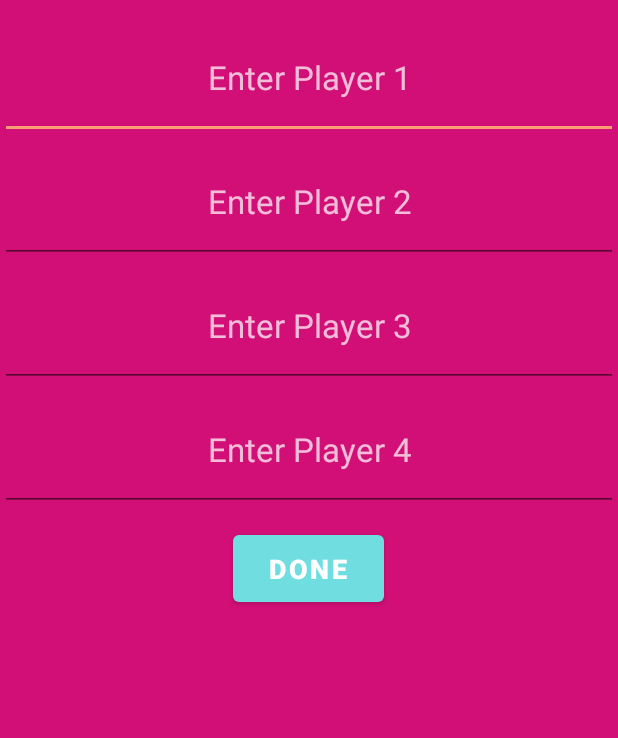
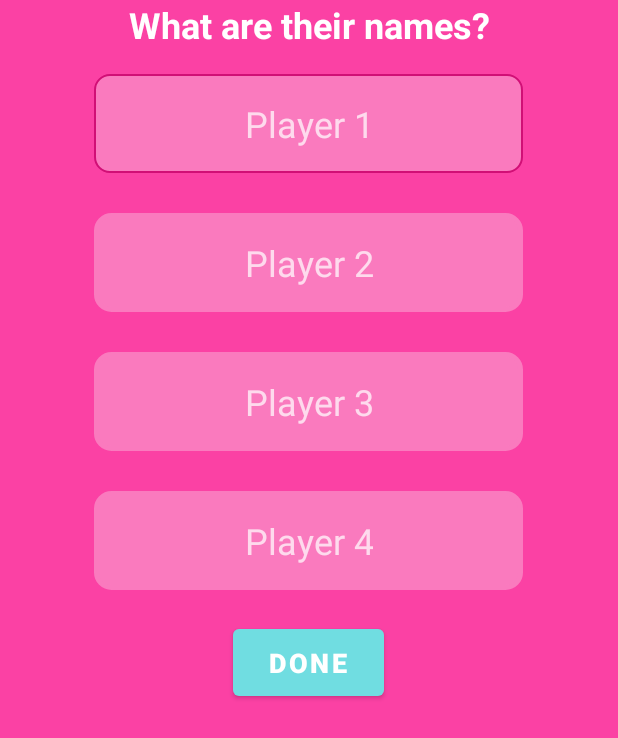
Before and after one commit to ashley-kuipers/ScoreKeep, an Android app: the fragment Frag_LocalEnterPlayerNames shown on its own in the app's theme, on a phone screen of 412 x 824 dp. Shown: the top 738 px of the screen. Run offline under Robolectric (Android 15) with nearby library versions, the phone set to English and light mode, and no system bars.

Commit message:
modified default editText appearance

```diff
--- a/app/src/main/java/com/example/cardscorecalculator/EndGame.java
+++ b/app/src/main/java/com/example/cardscorecalculator/EndGame.java
@@ -77,8 +77,7 @@ public class EndGame extends AppCompatActivity {
         b_playAgain.setOnClickListener(new View.OnClickListener() {
             @Override
             public void onClick(View view) {
-                ScoreKeepModeActivity ma = new ScoreKeepModeActivity();
-                Intent in = new Intent(context, ScoreKeepModeActivity.class);
+                Intent in = new Intent(context, MainActivity.class);
                 startActivity(in);
             }
         });
--- a/app/src/main/java/com/example/cardscorecalculator/Frag_LocalEnterPlayerNames.java
+++ b/app/src/main/java/com/example/cardscorecalculator/Frag_LocalEnterPlayerNames.java
@@ -55,11 +55,14 @@ public class Frag_LocalEnterPlayerNames extends Fragment {
         }
 
         for(int i=0; i < numPlayers; i++){
-            EditText editText = new EditText(context, null, 0, R.style.et);
-            editText.setHint("Enter Player " + (i + 1));
-            editText.setTextSize(22);
-            editText.setPadding(20, 40, 20, 40);
+            EditText editText = new EditText(context, null, 0, R.style.et_filled);
+            editText.setHint("Player " + (i + 1));
+            editText.setPadding(150, 25, 150, 25);
             editText.setInputType(InputType.TYPE_TEXT_FLAG_CAP_WORDS);
+            LinearLayout.LayoutParams lp = new LinearLayout.LayoutParams(LinearLayout.LayoutParams.WRAP_CONTENT, LinearLayout.LayoutParams.WRAP_CONTENT);
+            lp.setMargins(0, 10, 0, 30);
+            editText.setLayoutParams(lp);
+
             layout_enterNames.addView(editText);
             inputs.add(editText);
         }
--- a/app/src/main/java/com/example/cardscorecalculator/LocalScoreboard.java
+++ b/app/src/main/java/com/example/cardscorecalculator/LocalScoreboard.java
@@ -82,7 +82,11 @@ public class LocalScoreboard extends AppCompatActivity {
 
             //editText where user enters score
             EditText et = new EditText(context, null, 0, R.style.et_scores);
+            if (i % 2 == 0) {
+                et.setBackground(getResources().getDrawable(R.drawable.et_selector_opposite));
+            }
             et.setHint(R.string.et_newScore);
+            lp.setMargins(20, 20, 20, 20);
             et.setLayoutParams(lp);
             et.setInputType(InputType.TYPE_CLASS_NUMBER | InputType.TYPE_NUMBER_FLAG_SIGNED);
             tr.addView(et);
--- a/app/src/main/java/com/example/cardscorecalculator/MainActivity.java
+++ b/app/src/main/java/com/example/cardscorecalculator/MainActivity.java
@@ -36,7 +36,7 @@ public class MainActivity extends AppCompatActivity {
         b_timer.setOnClickListener(new View.OnClickListener() {
             @Override
             public void onClick(View view) {
-                Intent in = new Intent(MainActivity.this, ScoreKeepModeActivity.class);
+                Intent in = new Intent(MainActivity.this, TimerActivity.class);
                 startActivity(in);
             }
         });
--- /dev/null
+++ b/app/src/main/res/drawable-v24/rounded_corners_et.xml
@@ -0,0 +1,7 @@
+<?xml version="1.0" encoding="utf-8"?>
+<shape xmlns:android="http://schemas.android.com/apk/res/android" android:shape="rectangle" >
+    <solid android:color="@color/pink_light" />
+    <stroke android:width="3dip" android:color="@color/pink_light"/>
+    <padding android:bottom="10dp" android:left="20dp" android:right="20dp" android:top="10dp"/>
+    <corners android:radius="10dp"/>
+</shape>
--- /dev/null
+++ b/app/src/main/res/drawable-v24/rounded_corners_et_focused.xml
@@ -0,0 +1,7 @@
+<?xml version="1.0" encoding="utf-8"?>
+<shape xmlns:android="http://schemas.android.com/apk/res/android" android:shape="rectangle" >
+    <solid android:color="@color/pink_light" />
+    <stroke android:width="1dip" android:color="@color/pink_dark"/>
+    <padding android:bottom="10dp" android:left="20dp" android:right="20dp" android:top="10dp"/>
+    <corners android:radius="10dp"/>
+</shape>
--- /dev/null
+++ b/app/src/main/res/drawable/et_selector.xml
@@ -0,0 +1,5 @@
+<?xml version="1.0" encoding="utf-8"?>
+<selector xmlns:android="http://schemas.android.com/apk/res/android">
+    <item android:state_enabled="true" android:state_focused="true" android:drawable="@drawable/rounded_corners_et_focused" />
+    <item android:drawable="@drawable/rounded_corners_et" />
+</selector>
--- /dev/null
+++ b/app/src/main/res/drawable/et_selector_opposite.xml
@@ -0,0 +1,5 @@
+<?xml version="1.0" encoding="utf-8"?>
+<selector xmlns:android="http://schemas.android.com/apk/res/android">
+    <item android:state_enabled="true" android:state_focused="true" android:drawable="@drawable/rounded_corners_et_focused_light" />
+    <item android:drawable="@drawable/rounded_corners_et_focused" />
+</selector>
--- a/app/src/main/res/layout/activity_local_setup.xml
+++ b/app/src/main/res/layout/activity_local_setup.xml
@@ -35,18 +35,17 @@
 
             <EditText
                 android:id="@+id/et_numPlayers"
-                style="@style/et"
                 android:layout_width="0dp"
                 android:layout_height="wrap_content"
                 android:layout_marginBottom="20dp"
                 android:layout_weight="2"
+                android:autofillHints=""
                 android:ems="10"
                 android:hint="@string/e_numPlayers"
                 android:inputType="numberSigned"
                 android:paddingStart="12dp"
                 android:paddingEnd="12dp"
-                android:textAlignment="viewStart"
-                android:autofillHints="" />
+                android:textAlignment="center" />
 
             <Button
                 android:id="@+id/b_start"
--- a/app/src/main/res/layout/activity_online_setup.xml
+++ b/app/src/main/res/layout/activity_online_setup.xml
@@ -21,17 +21,17 @@
 
     <Button
         android:id="@+id/b_startOL"
-        style="@style/primaryButton"
+        style="@style/primaryButtonSmall"
         android:layout_width="match_parent"
         android:layout_height="wrap_content"
-        android:layout_marginBottom="10dp"
         android:text="@string/b_startOL" />
 
     <Button
         android:id="@+id/b_joinOL"
-        style="@style/secondaryButton"
+        style="@style/secondaryButtonSmall"
         android:layout_width="match_parent"
         android:layout_height="wrap_content"
+        android:layout_marginBottom="100dp"
         android:text="@string/b_joinOL" />
 
 </LinearLayout>
--- a/app/src/main/res/layout/activity_score_keep_mode.xml
+++ b/app/src/main/res/layout/activity_score_keep_mode.xml
@@ -59,21 +59,21 @@
 
             <Button
                 android:id="@+id/b_local"
-                style="@style/primaryButton"
+                style="@style/primaryButtonSmall"
                 android:layout_width="match_parent"
                 android:layout_height="wrap_content"
                 android:text="@string/b_local" />
 
             <Button
                 android:id="@+id/b_online"
-                style="@style/secondaryButton"
+                style="@style/secondaryButtonSmall"
                 android:layout_width="match_parent"
                 android:layout_height="wrap_content"
                 android:text="@string/b_online" />
 
             <Button
                 android:id="@+id/b_sports"
-                style="@style/secondaryButton"
+                style="@style/secondaryButtonSmall"
                 android:layout_width="wrap_content"
                 android:layout_height="wrap_content"
                 android:backgroundTint="@color/blue_dark"
--- a/app/src/main/res/layout/fragment_local_enter_player_names.xml
+++ b/app/src/main/res/layout/fragment_local_enter_player_names.xml
@@ -11,22 +11,33 @@
     <ScrollView
         android:layout_width="match_parent"
         android:layout_height="match_parent"
-        android:background="@color/pink_dark">
+        android:background="@color/pink">
 
         <LinearLayout
             android:layout_width="match_parent"
             android:layout_height="wrap_content"
-            android:background="@color/pink_dark"
+            android:background="@color/pink"
             android:gravity="center"
             android:orientation="vertical">
+
+            <TextView
+                android:id="@+id/ls_title2"
+                style="@style/h2"
+                android:layout_width="match_parent"
+                android:layout_height="wrap_content"
+                android:layout_marginTop="0dp"
+                android:layout_marginBottom="0dp"
+                android:text="What are their names?"
+                android:textAlignment="center"
+                android:textSize="24sp" />
 
             <LinearLayout
                 android:id="@+id/layout_enterNames"
                 android:layout_width="match_parent"
                 android:layout_height="match_parent"
                 android:layout_marginTop="10dp"
-                android:layout_marginBottom="10dp"
-                android:background="@color/pink_dark"
+                android:background="@color/pink"
+                android:gravity="center"
                 android:orientation="vertical">
 
             </LinearLayout>
--- a/app/src/main/res/values/themes.xml
+++ b/app/src/main/res/values/themes.xml
@@ -15,7 +15,7 @@
         <item name="materialButtonStyle">@style/primaryButton</item>
         <item name="android:background">@color/pink</item>
         <item name="floatingActionButtonStyle">@style/fab</item>
-        <item name="editTextStyle">@style/et</item>
+        <item name="editTextStyle">@style/et_filled</item>
         <item name="android:textViewStyle">@style/h3</item>
         <item name="textAppearanceCaption">@style/etLabelTextAppearance</item>
         <item name="textAppearanceSubtitle1">@style/etSubTitleTextAppearance</item>
@@ -131,15 +131,18 @@
 <!--    EditTexts -->
     <style name="et" parent="Widget.AppCompat.EditText">
         <item name="android:textColor">@color/white</item>
-<!--        <item name="android:backgroundTint">@color/white</item>-->
         <item name="android:textColorHint">#B9FFFFFF</item>
         <item name="android:textSize">24sp</item>
         <item name="android:textAlignment">center</item>
     </style>
 
-    <style name="et_scores" parent="et">
+    <style name="et_scores" parent="et_filled">
         <item name="android:textSize">18sp</item>
         <item name="android:textAlignment">center</item>
+    </style>
+
+    <style name="et_filled" parent="et">
+        <item name="android:background">@drawable/et_selector</item>
     </style>
 
     <!--    Text appearance -->
```
Also changed, not shown: app/src/main/res/drawable-v24/rounded_corners_et_focused_light.xml (added, +7 -0 lines), app/src/main/res/layout/activity_player_join.xml (+12 -13 lines), app/src/main/res/layout/activity_timer.xml (+13 -2 lines).
